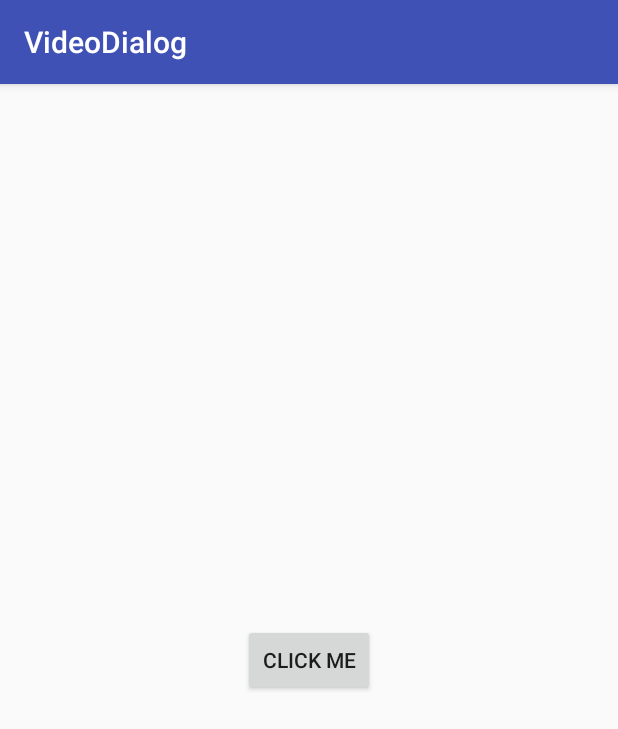
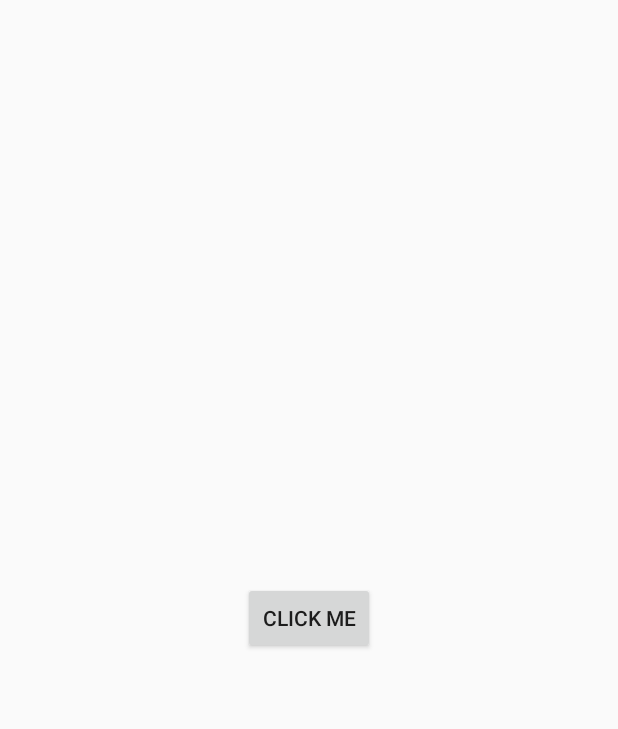
Before and after one commit to SparrowPaul/VideoDialog, an Android app: the screen it shows after launch (MainActivity), on a phone screen of 412 x 824 dp. Shown: the top 729 px of the screen. Run offline under Robolectric (Android 15) with nearby library versions, the phone set to English and light mode, and no system bars.

Commit message:
Added fullscreen view version 2

```diff
--- a/app/src/main/java/com/sparrowpaul/videodialog/VideoPlayerDialogFragment.java
+++ b/app/src/main/java/com/sparrowpaul/videodialog/VideoPlayerDialogFragment.java
@@ -11,6 +11,7 @@ import android.view.ViewGroup;
 import android.view.Window;
 import android.view.WindowManager;
 import android.widget.LinearLayout;
+import android.widget.RelativeLayout;
 
 
 import com.google.android.exoplayer2.ExoPlayerFactory;
@@ -37,7 +38,7 @@ public class VideoPlayerDialogFragment extends DialogFragment {
 
     @Override
     public Dialog onCreateDialog(Bundle savedInstanceState) {
-        Dialog dialog = new Dialog(getActivity());
+        Dialog dialog = new Dialog(getActivity(),android.R.style.Theme_DeviceDefault_Light_NoActionBar_Fullscreen);
         dialog.getWindow().requestFeature(Window.FEATURE_NO_TITLE);
         dialog.requestWindowFeature(Window.FEATURE_NO_TITLE);
         dialog.getWindow().setLayout(ViewGroup.LayoutParams.MATCH_PARENT, ViewGroup.LayoutParams.MATCH_PARENT);
@@ -49,7 +50,7 @@ public class VideoPlayerDialogFragment extends DialogFragment {
 
         View parent= getActivity().getLayoutInflater().inflate(R.layout.fragment_video_player_dialog, null);
         simpleExoPlayerView = parent.findViewById(R.id.exo_player_view);
-        LinearLayout.LayoutParams layoutParams = new LinearLayout.LayoutParams(ViewGroup.LayoutParams.WRAP_CONTENT, ViewGroup.LayoutParams.WRAP_CONTENT);
+        RelativeLayout.LayoutParams layoutParams = new RelativeLayout.LayoutParams(ViewGroup.LayoutParams.MATCH_PARENT, ViewGroup.LayoutParams.MATCH_PARENT);
         dialog.setContentView(parent, layoutParams);
         return dialog;
     }
--- a/app/src/main/res/values/styles.xml
+++ b/app/src/main/res/values/styles.xml
@@ -1,7 +1,7 @@
 <resources>
 
     <!-- Base application theme. -->
-    <style name="AppTheme" parent="Theme.AppCompat.Light.DarkActionBar">
+    <style name="AppTheme" parent="Theme.AppCompat.Light.NoActionBar">
         <!-- Customize your theme here. -->
         <item name="colorPrimary">@color/colorPrimary</item>
         <item name="colorPrimaryDark">@color/colorPrimaryDark</item>
```
